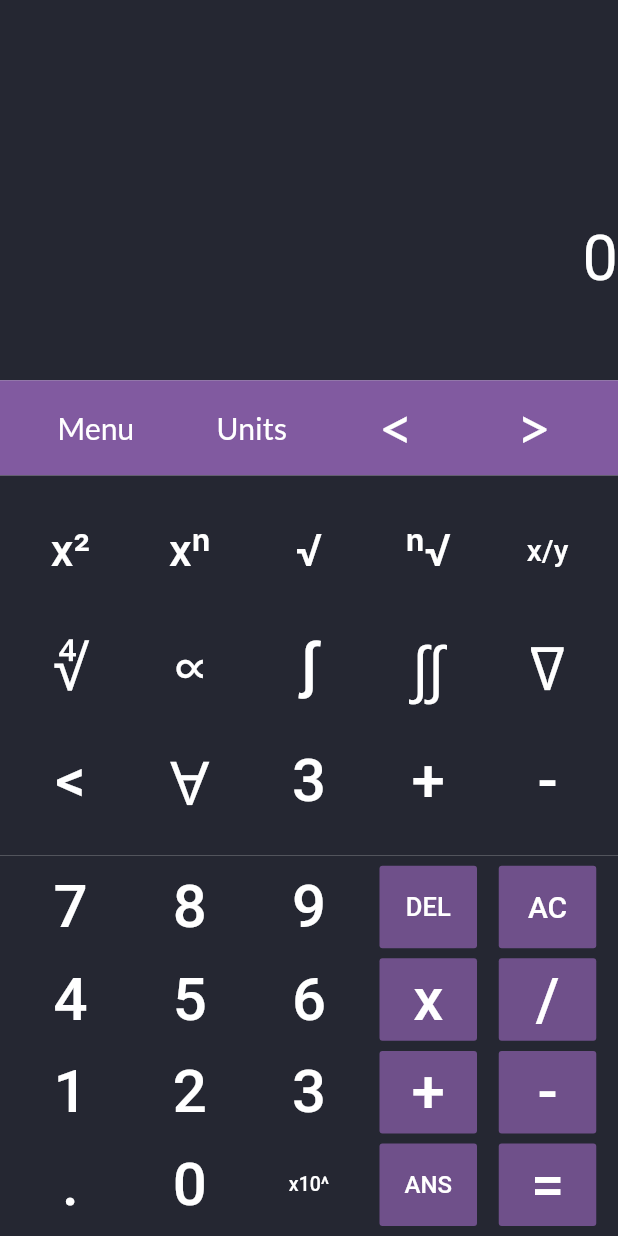
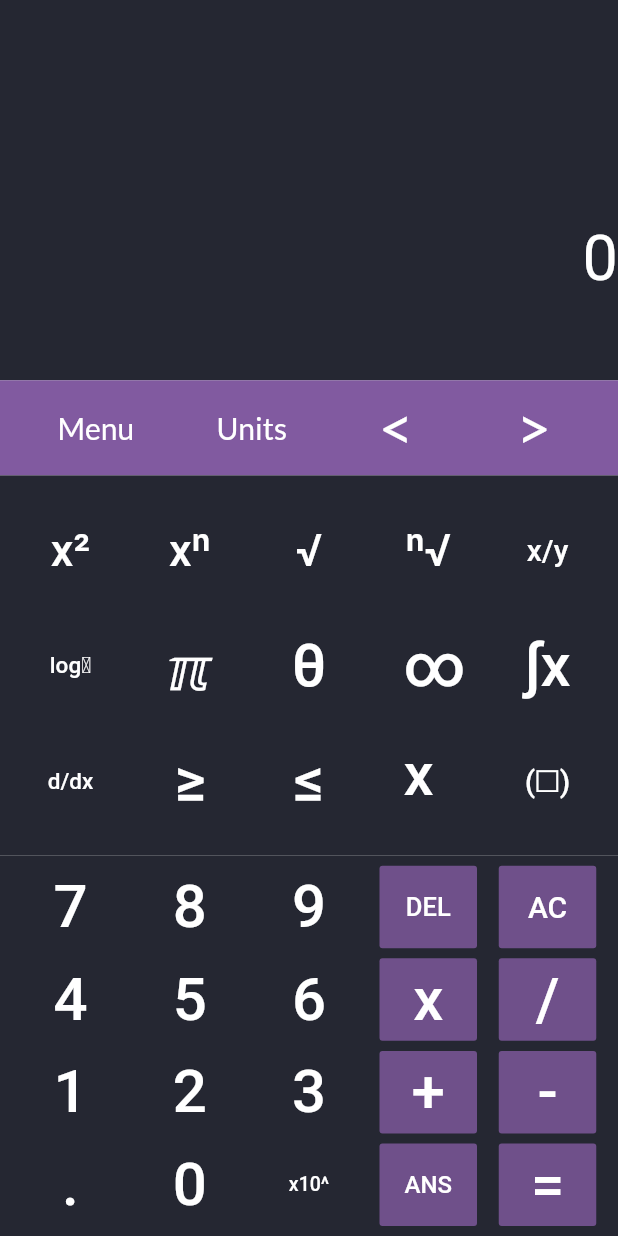
Before and after one commit to ararajs/scientific_calc, a Flutter app: the screen it shows after launch, on a phone screen of 412 x 824 dp. Run offline on Flutter 3.47's test engine with Material 2 defaults, Android fonts, the phone set to English and light mode, and no system bars; our stand-ins replace google_fonts, math_expressions; project files that could hold a hidden picture were left out.

```diff
--- a/lib/main.dart
+++ b/lib/main.dart
@@ -161,22 +161,22 @@ class _HomePageState extends State<HomePage> {
                         mainAxisAlignment: MainAxisAlignment.spaceEvenly,
                         crossAxisAlignment: CrossAxisAlignment.start,
                         children: <Widget> [
-                          Button(Input:"∜", Update_Input: update_input, Colorlist: MainColor, Size: 40.0,),
-                          Button(Input:"∝", Update_Input: update_input, Colorlist: MainColor, Size: 40.0,),
-                          Button(Input:"∫", Update_Input: update_input, Colorlist: MainColor, Size: 40.0,),
-                          Button(Input:"∬", Update_Input: update_input, Colorlist: MainColor, Size: 40.0,),
-                          Button(Input:"∇", Update_Input: update_input, Colorlist: MainColor, Size: 40.0,),
+                          Button(Input:"logₓ", Update_Input: update_input, Colorlist: MainColor, Size: 15.0,),
+                          Button(Input:"ℼ", Update_Input: update_input, Colorlist: MainColor, Size: 40.0,),
+                          Button(Input:"θ", Update_Input: update_input, Colorlist: MainColor, Size: 40.0,),
+                          Button(Input:"∞", Update_Input: update_input, Colorlist: MainColor, Size: 40.0,),
+                          Button(Input:"∫x", Update_Input: update_input, Colorlist: MainColor, Size: 40.0,),
                         ],
                       ),
                       Row(
                         mainAxisAlignment: MainAxisAlignment.spaceEvenly,
                         crossAxisAlignment: CrossAxisAlignment.start,
                         children: <Widget> [
-                          Button(Input:"<", Update_Input: update_input, Colorlist: MainColor, Size: 40.0,),
-                          Button(Input:"∀", Update_Input: update_input, Colorlist: MainColor, Size: 40.0,),
-                          Button(Input:"3", Update_Input: update_input, Colorlist: MainColor, Size: 40.0,),
-                          Button(Input:"+", Update_Input: update_input, Colorlist: MainColor, Size: 40.0,),
-                          Button(Input:"-", Update_Input: update_input, Colorlist: MainColor, Size: 40.0,),
+                          Button(Input:"d/dx", Update_Input: update_input, Colorlist: MainColor, Size: 15.0,),
+                          Button(Input:"≥", Update_Input: update_input, Colorlist: MainColor, Size: 40.0,),
+                          Button(Input:"≤", Update_Input: update_input, Colorlist: MainColor, Size: 40.0,),
+                          Button(Input:"x⁰", Update_Input: update_input, Colorlist: MainColor, Size: 40.0,),
+                          Button(Input:"(☐)", Update_Input: update_input, Colorlist: MainColor, Size: 20.0,),
                         ],
                       ),
                     ],
@@ -189,33 +189,33 @@ class _HomePageState extends State<HomePage> {
                         mainAxisAlignment: MainAxisAlignment.spaceEvenly,
                         crossAxisAlignment: CrossAxisAlignment.start,
                         children: <Widget> [
-                          Button(Input:"log10", Update_Input: update_input, Colorlist: MainColor, Size: 10.0,),
-                          Button(Input:"log2", Update_Input: update_input, Colorlist: MainColor, Size: 10.0,),
-                          Button(Input:"log", Update_Input: update_input, Colorlist: MainColor, Size: 10.0,),
+                          Button(Input:"|☐|", Update_Input: update_input, Colorlist: MainColor, Size: 20.0,),
+                          Button(Input:"(f o g)", Update_Input: update_input, Colorlist: MainColor, Size: 10.0,),
+                          Button(Input:"f(x)", Update_Input: update_input, Colorlist: MainColor, Size: 20.0,),
                           Button(Input:"ln", Update_Input: update_input, Colorlist: MainColor, Size: 30.0,),
-                          Button(Input:"A", Update_Input: update_input, Colorlist: MainColor, Size: 40.0,),
+                          Button(Input:"eⁿ", Update_Input: update_input, Colorlist: MainColor, Size: 40.0,),
                         ],
                   ),
                       Row(
                         mainAxisAlignment: MainAxisAlignment.spaceEvenly,
                         crossAxisAlignment: CrossAxisAlignment.start,
                         children: <Widget> [
-                          Button(Input:"e^", Update_Input: update_input, Colorlist: MainColor, Size: 40.0,),
-                          Button(Input:"^", Update_Input: update_input, Colorlist: MainColor, Size: 40.0,),
-                          Button(Input:"(", Update_Input: update_input, Colorlist: MainColor, Size: 40.0,),
-                          Button(Input:")", Update_Input: update_input, Colorlist: MainColor, Size: 40.0,),
-                          Button(Input:"sqrt(", Update_Input: update_input, Colorlist: MainColor, Size: 40.0,),
+                          Button(Input:"(☐)'", Update_Input: update_input, Colorlist: MainColor, Size: 15.0,),
+                          Button(Input:"δ/δx", Update_Input: update_input, Colorlist: MainColor, Size: 10.0,),
+                          Button(Input:"lim", Update_Input: update_input, Colorlist: MainColor, Size: 20.0,),
+                          Button(Input:"⅀", Update_Input: update_input, Colorlist: MainColor, Size: 40.0,),
+                          Button(Input:"e", Update_Input: update_input, Colorlist: MainColor, Size: 40.0,),
                         ],
                       ),
                       Row(
                         mainAxisAlignment: MainAxisAlignment.spaceEvenly,
                         crossAxisAlignment: CrossAxisAlignment.start,
                         children: <Widget> [
-                          Button(Input:"-", Update_Input: update_input, Colorlist: MainColor, Size: 40.0,),
-                          Button(Input:"-", Update_Input: update_input, Colorlist: MainColor, Size: 40.0,),
-                          Button(Input:"-", Update_Input: update_input, Colorlist: MainColor, Size: 40.0,),
-                          Button(Input:"-", Update_Input: update_input, Colorlist: MainColor, Size: 40.0,),
-                          Button(Input:"-", Update_Input: update_input, Colorlist: MainColor, Size: 40.0,),
+                          Button(Input:"sin", Update_Input: update_input, Colorlist: MainColor, Size: 20.0,),
+                          Button(Input:"cos", Update_Input: update_input, Colorlist: MainColor, Size: 20.0,),
+                          Button(Input:"tan", Update_Input: update_input, Colorlist: MainColor, Size: 20.0,),
+                          Button(Input:"rad", Update_Input: update_input, Colorlist: MainColor, Size: 20.0,),
+                          Button(Input:"deg", Update_Input: update_input, Colorlist: MainColor, Size: 15.0,),
                         ],
                       ),
                     ],
@@ -228,18 +228,18 @@ class _HomePageState extends State<HomePage> {
                         mainAxisAlignment: MainAxisAlignment.spaceEvenly,
                         crossAxisAlignment: CrossAxisAlignment.start,
                         children: <Widget> [
-                          Button(Input:"7", Update_Input: update_input, Colorlist: MainColor, Size: 40.0,),
-                          Button(Input:"7", Update_Input: update_input, Colorlist: MainColor, Size: 40.0,),
-                          Button(Input:"7", Update_Input: update_input, Colorlist: MainColor, Size: 40.0,),
-                          Button(Input:"7", Update_Input: update_input, Colorlist: MainColor, Size: 40.0,),
-                          Button(Input:"7", Update_Input: update_input, Colorlist: MainColor, Size: 40.0,),
+                          Button(Input:"cot", Update_Input: update_input, Colorlist: MainColor, Size: 20.0,),
+                          Button(Input:"csc", Update_Input: update_input, Colorlist: MainColor, Size: 20.0,),
+                          Button(Input:"sec", Update_Input: update_input, Colorlist: MainColor, Size: 20.0,),
+                          Button(Input:"arcsin", Update_Input: update_input, Colorlist: MainColor, Size: 10.0,),
+                          Button(Input:"arcos", Update_Input: update_input, Colorlist: MainColor, Size: 10.0,),
                         ],
                       ),
                       Row(
                         mainAxisAlignment: MainAxisAlignment.spaceEvenly,
                         crossAxisAlignment: CrossAxisAlignment.start,
                         children: <Widget> [
-                          Button(Input:"7", Update_Input: update_input, Colorlist: MainColor, Size: 40.0,),
+                          Button(Input:"arctan", Update_Input: update_input, Colorlist: MainColor, Size: 40.0,),
                           Button(Input:"7", Update_Input: update_input, Colorlist: MainColor, Size: 40.0,),
                           Button(Input:"7", Update_Input: update_input, Colorlist: MainColor, Size: 40.0,),
                           Button(Input:"7", Update_Input: update_input, Colorlist: MainColor, Size: 40.0,),
```
